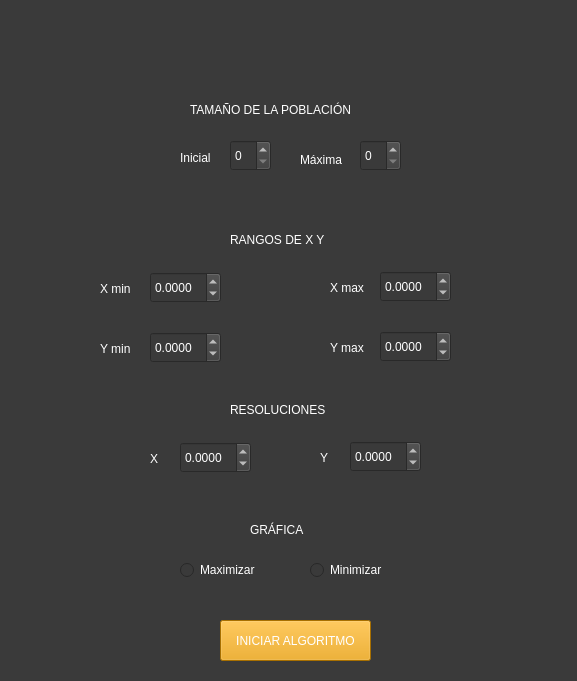
Qt form Views/main.ui (JuanChandoqui/IA-C1-A2) before a commit.
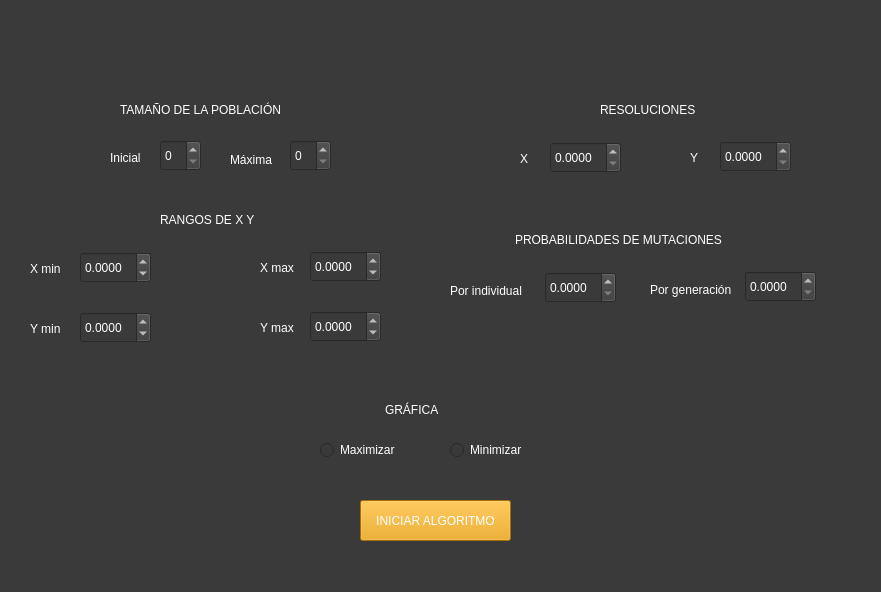
The same form after that commit.

```diff
--- a/Views/main.ui
+++ b/Views/main.ui
@@ -6,8 +6,8 @@
    <rect>
     <x>0</x>
     <y>0</y>
-    <width>577</width>
-    <height>681</height>
+    <width>881</width>
+    <height>592</height>
    </rect>
   </property>
   <property name="windowTitle">
@@ -20,7 +20,7 @@
    <widget class="QSpinBox" name="spinBox_tamPobIni">
     <property name="geometry">
      <rect>
-      <x>230</x>
+      <x>160</x>
       <y>140</y>
       <width>41</width>
       <height>31</height>
@@ -33,7 +33,7 @@
    <widget class="QLabel" name="label">
     <property name="geometry">
      <rect>
-      <x>190</x>
+      <x>120</x>
       <y>100</y>
       <width>211</width>
       <height>20</height>
@@ -50,7 +50,7 @@
    <widget class="QLabel" name="label_2">
     <property name="geometry">
      <rect>
-      <x>180</x>
+      <x>110</x>
       <y>150</y>
       <width>41</width>
       <height>16</height>
@@ -66,7 +66,7 @@
    <widget class="QLabel" name="label_3">
     <property name="geometry">
      <rect>
-      <x>300</x>
+      <x>230</x>
       <y>150</y>
       <width>51</width>
       <height>20</height>
@@ -82,7 +82,7 @@
    <widget class="QSpinBox" name="spinBox_tamPobMax">
     <property name="geometry">
      <rect>
-      <x>360</x>
+      <x>290</x>
       <y>140</y>
       <width>41</width>
       <height>31</height>
@@ -95,8 +95,8 @@
    <widget class="QLabel" name="label_4">
     <property name="geometry">
      <rect>
-      <x>230</x>
-      <y>230</y>
+      <x>160</x>
+      <y>210</y>
       <width>131</width>
       <height>20</height>
      </rect>
@@ -118,8 +118,8 @@
    <widget class="QDoubleSpinBox" name="doubleSpinBox_Xmin">
     <property name="geometry">
      <rect>
-      <x>150</x>
-      <y>272</y>
+      <x>80</x>
+      <y>252</y>
       <width>71</width>
       <height>31</height>
      </rect>
@@ -137,8 +137,8 @@
    <widget class="QLabel" name="label_5">
     <property name="geometry">
      <rect>
-      <x>100</x>
-      <y>281</y>
+      <x>30</x>
+      <y>261</y>
       <width>41</width>
       <height>16</height>
      </rect>
@@ -153,8 +153,8 @@
    <widget class="QDoubleSpinBox" name="doubleSpinBox_Ymin">
     <property name="geometry">
      <rect>
-      <x>150</x>
-      <y>332</y>
+      <x>80</x>
+      <y>312</y>
       <width>71</width>
       <height>31</height>
      </rect>
@@ -172,8 +172,8 @@
    <widget class="QLabel" name="label_6">
     <property name="geometry">
      <rect>
-      <x>100</x>
-      <y>341</y>
+      <x>30</x>
+      <y>321</y>
       <width>41</width>
       <height>16</height>
      </rect>
@@ -188,8 +188,8 @@
    <widget class="QDoubleSpinBox" name="doubleSpinBox_Ymax">
     <property name="geometry">
      <rect>
-      <x>380</x>
-      <y>331</y>
+      <x>310</x>
+      <y>311</y>
       <width>71</width>
       <height>31</height>
      </rect>
@@ -207,8 +207,8 @@
    <widget class="QLabel" name="label_7">
     <property name="geometry">
      <rect>
-      <x>330</x>
-      <y>340</y>
+      <x>260</x>
+      <y>320</y>
       <width>41</width>
       <height>16</height>
      </rect>
@@ -223,8 +223,8 @@
    <widget class="QDoubleSpinBox" name="doubleSpinBox_Xmax">
     <property name="geometry">
      <rect>
-      <x>380</x>
-      <y>271</y>
+      <x>310</x>
+      <y>251</y>
       <width>71</width>
       <height>31</height>
      </rect>
@@ -242,8 +242,8 @@
    <widget class="QLabel" name="label_8">
     <property name="geometry">
      <rect>
-      <x>330</x>
-      <y>280</y>
+      <x>260</x>
+      <y>260</y>
       <width>41</width>
       <height>16</height>
      </rect>
@@ -258,8 +258,8 @@
    <widget class="QLabel" name="label_9">
     <property name="geometry">
      <rect>
-      <x>230</x>
-      <y>400</y>
+      <x>600</x>
+      <y>100</y>
       <width>121</width>
       <height>20</height>
      </rect>
@@ -281,8 +281,8 @@
    <widget class="QDoubleSpinBox" name="doubleSpinBox_resolucionY">
     <property name="geometry">
      <rect>
-      <x>350</x>
-      <y>441</y>
+      <x>720</x>
+      <y>141</y>
       <width>71</width>
       <height>31</height>
      </rect>
@@ -294,14 +294,17 @@
      <number>4</number>
     </property>
     <property name="minimum">
-     <double>-99.989999999999995</double>
+     <double>0.000000000000000</double>
+    </property>
+    <property name="maximum">
+     <double>1.000000000000000</double>
     </property>
    </widget>
    <widget class="QDoubleSpinBox" name="doubleSpinBox__resolucionX">
     <property name="geometry">
      <rect>
-      <x>180</x>
-      <y>442</y>
+      <x>550</x>
+      <y>142</y>
       <width>71</width>
       <height>31</height>
      </rect>
@@ -313,14 +316,17 @@
      <number>4</number>
     </property>
     <property name="minimum">
-     <double>-99.989999999999995</double>
+     <double>0.000000000000000</double>
+    </property>
+    <property name="maximum">
+     <double>1.000000000000000</double>
     </property>
    </widget>
    <widget class="QLabel" name="label_10">
     <property name="geometry">
      <rect>
-      <x>150</x>
-      <y>451</y>
+      <x>520</x>
+      <y>151</y>
       <width>16</width>
       <height>16</height>
      </rect>
@@ -335,8 +341,8 @@
    <widget class="QLabel" name="label_11">
     <property name="geometry">
      <rect>
-      <x>320</x>
-      <y>450</y>
+      <x>690</x>
+      <y>150</y>
       <width>16</width>
       <height>16</height>
      </rect>
@@ -351,8 +357,8 @@
    <widget class="QPushButton" name="pushButton">
     <property name="geometry">
      <rect>
-      <x>220</x>
-      <y>620</y>
+      <x>360</x>
+      <y>500</y>
       <width>151</width>
       <height>41</height>
      </rect>
@@ -368,8 +374,8 @@
    <widget class="QRadioButton" name="radioButton_Maximizar">
     <property name="geometry">
      <rect>
-      <x>180</x>
-      <y>560</y>
+      <x>320</x>
+      <y>440</y>
       <width>95</width>
       <height>20</height>
      </rect>
@@ -384,8 +390,8 @@
    <widget class="QLabel" name="label_12">
     <property name="geometry">
      <rect>
-      <x>250</x>
-      <y>520</y>
+      <x>385</x>
+      <y>400</y>
       <width>71</width>
       <height>20</height>
      </rect>
@@ -407,8 +413,8 @@
    <widget class="QRadioButton" name="radioButton_Minimizar">
     <property name="geometry">
      <rect>
-      <x>310</x>
-      <y>560</y>
+      <x>450</x>
+      <y>440</y>
       <width>95</width>
       <height>20</height>
      </rect>
@@ -420,6 +426,105 @@
      <string>Minimizar</string>
     </property>
    </widget>
+   <widget class="QLabel" name="label_13">
+    <property name="geometry">
+     <rect>
+      <x>515</x>
+      <y>230</y>
+      <width>281</width>
+      <height>20</height>
+     </rect>
+    </property>
+    <property name="layoutDirection">
+     <enum>Qt::LeftToRight</enum>
+    </property>
+    <property name="styleSheet">
+     <string notr="true">color: rgb(255, 255, 255);
+font: 75 10pt &quot;MS Shell Dlg 2&quot;;</string>
+    </property>
+    <property name="text">
+     <string>PROBABILIDADES DE MUTACIONES</string>
+    </property>
+    <property name="scaledContents">
+     <bool>false</bool>
+    </property>
+   </widget>
+   <widget class="QLabel" name="label_14">
+    <property name="geometry">
+     <rect>
+      <x>450</x>
+      <y>281</y>
+      <width>81</width>
+      <height>20</height>
+     </rect>
+    </property>
+    <property name="styleSheet">
+     <string notr="true">color: rgb(255, 255, 255);</string>
+    </property>
+    <property name="text">
+     <string>Por individual</string>
+    </property>
+   </widget>
+   <widget class="QDoubleSpinBox" name="doubleSpinBox__resolucionX_2">
+    <property name="geometry">
+     <rect>
+      <x>545</x>
+      <y>272</y>
+      <width>71</width>
+      <height>31</height>
+     </rect>
+    </property>
+    <property name="styleSheet">
+     <string notr="true">color: rgb(255, 255, 255);</string>
+    </property>
+    <property name="decimals">
+     <number>4</number>
+    </property>
+    <property name="minimum">
+     <double>0.000000000000000</double>
+    </property>
+    <property name="maximum">
+     <double>1.000000000000000</double>
+    </property>
+   </widget>
+   <widget class="QDoubleSpinBox" name="doubleSpinBox_resolucionY_2">
+    <property name="geometry">
+     <rect>
+      <x>745</x>
+      <y>271</y>
+      <width>71</width>
+      <height>31</height>
+     </rect>
+    </property>
+    <property name="styleSheet">
+     <string notr="true">color: rgb(255, 255, 255);</string>
+    </property>
+    <property name="decimals">
+     <number>4</number>
+    </property>
+    <property name="minimum">
+     <double>0.000000000000000</double>
+    </property>
+    <property name="maximum">
+     <double>1.000000000000000</double>
+    </property>
+   </widget>
+   <widget class="QLabel" name="label_15">
+    <property name="geometry">
+     <rect>
+      <x>650</x>
+      <y>280</y>
+      <width>91</width>
+      <height>20</height>
+     </rect>
+    </property>
+    <property name="styleSheet">
+     <string notr="true">color: rgb(255, 255, 255);</string>
+    </property>
+    <property name="text">
+     <string>Por generación</string>
+    </property>
+   </widget>
   </widget>
  </widget>
  <resources/>
```
